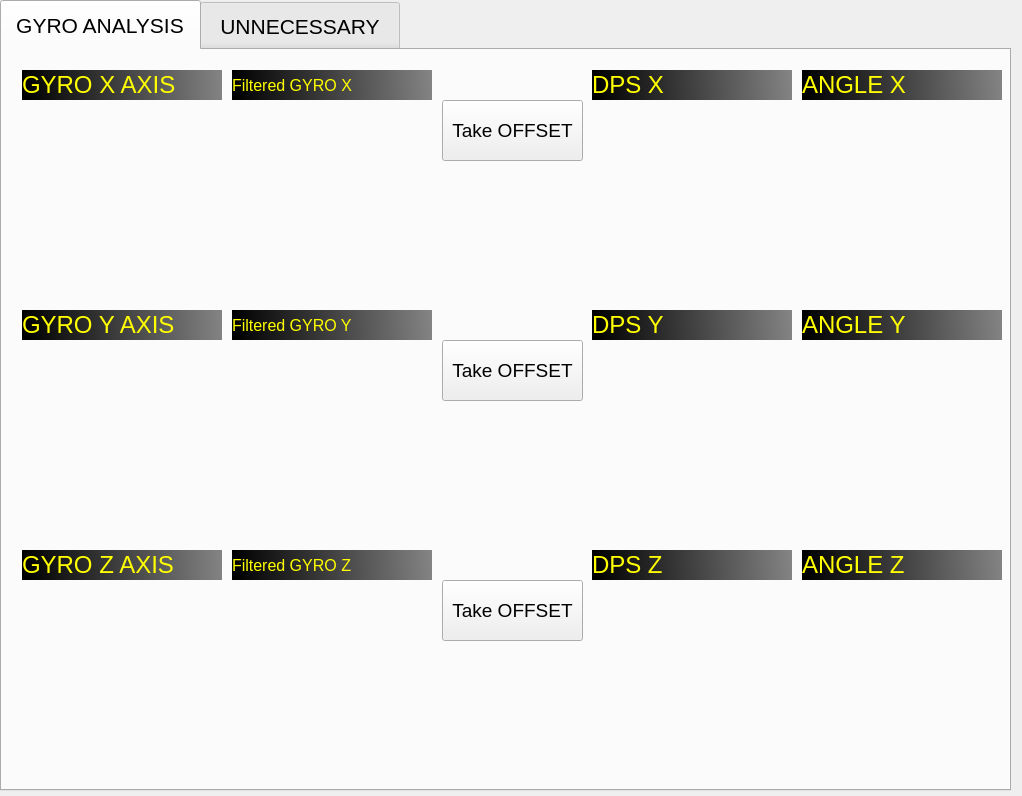
First picture: the form in mainwindow.ui, repository ahmetcihan/GUI_gyro_observer, before the edit.
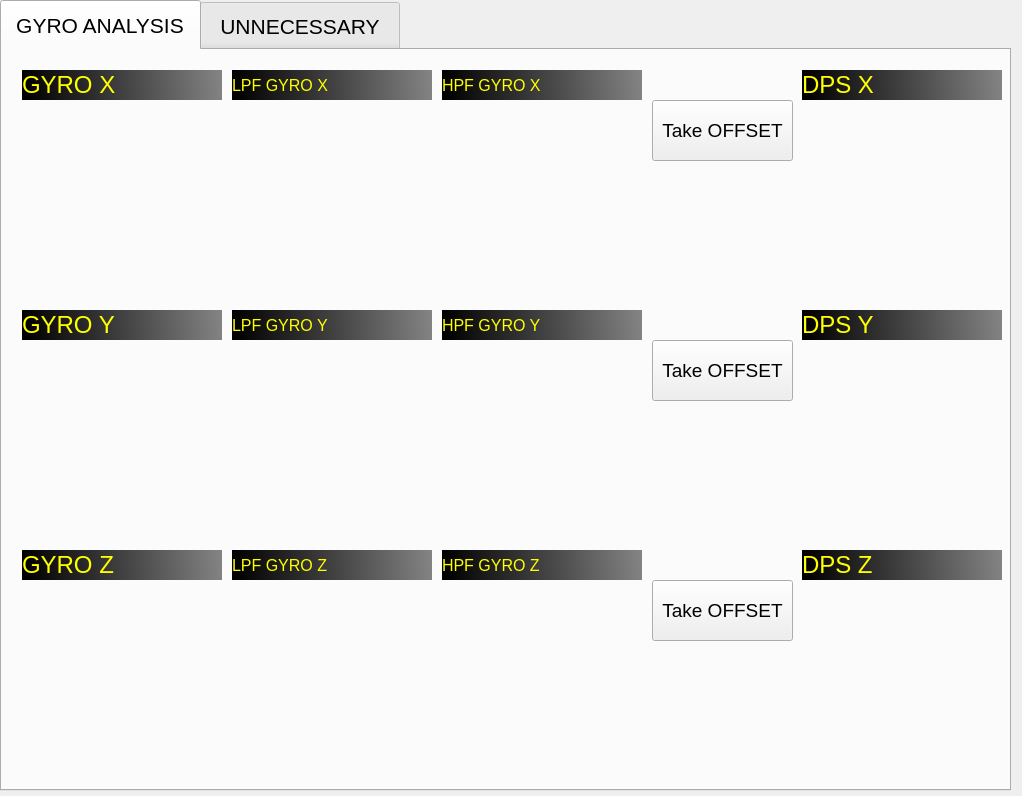
Second picture: the form after the edit.

The edit to the form file:
```diff
--- a/mainwindow.ui
+++ b/mainwindow.ui
@@ -74,7 +74,7 @@
      <widget class="QPushButton" name="pushButton_offset_gyro_z">
       <property name="geometry">
        <rect>
-        <x>440</x>
+        <x>650</x>
         <y>530</y>
         <width>141</width>
         <height>61</height>
@@ -108,7 +108,7 @@
 background-color: qlineargradient(spread:pad, x1:0, y1:0.0170455, x2:0.99, y2:0, stop:0 rgba(0, 0, 0, 255), stop:1 rgba(131, 131, 131, 255));</string>
       </property>
       <property name="text">
-       <string>GYRO Z AXIS</string>
+       <string>GYRO Z</string>
       </property>
       <property name="alignment">
        <set>Qt::AlignLeading|Qt::AlignLeft|Qt::AlignVCenter</set>
@@ -143,7 +143,7 @@
 background-color: qlineargradient(spread:pad, x1:0, y1:0.0170455, x2:0.99, y2:0, stop:0 rgba(0, 0, 0, 255), stop:1 rgba(131, 131, 131, 255));</string>
       </property>
       <property name="text">
-       <string>Filtered GYRO Z</string>
+       <string>LPF GYRO Z</string>
       </property>
       <property name="alignment">
        <set>Qt::AlignLeading|Qt::AlignLeft|Qt::AlignVCenter</set>
@@ -178,7 +178,7 @@
 background-color: qlineargradient(spread:pad, x1:0, y1:0.0170455, x2:0.99, y2:0, stop:0 rgba(0, 0, 0, 255), stop:1 rgba(131, 131, 131, 255));</string>
       </property>
       <property name="text">
-       <string>GYRO Y AXIS</string>
+       <string>GYRO Y</string>
       </property>
       <property name="alignment">
        <set>Qt::AlignLeading|Qt::AlignLeft|Qt::AlignVCenter</set>
@@ -203,7 +203,7 @@
 background-color: qlineargradient(spread:pad, x1:0, y1:0.0170455, x2:0.99, y2:0, stop:0 rgba(0, 0, 0, 255), stop:1 rgba(131, 131, 131, 255));</string>
       </property>
       <property name="text">
-       <string>GYRO X AXIS</string>
+       <string>GYRO X</string>
       </property>
       <property name="alignment">
        <set>Qt::AlignLeading|Qt::AlignLeft|Qt::AlignVCenter</set>
@@ -212,7 +212,7 @@
      <widget class="QPushButton" name="pushButton_offset_gyro_y">
       <property name="geometry">
        <rect>
-        <x>440</x>
+        <x>650</x>
         <y>290</y>
         <width>141</width>
         <height>61</height>
@@ -256,7 +256,7 @@
 background-color: qlineargradient(spread:pad, x1:0, y1:0.0170455, x2:0.99, y2:0, stop:0 rgba(0, 0, 0, 255), stop:1 rgba(131, 131, 131, 255));</string>
       </property>
       <property name="text">
-       <string>Filtered GYRO X</string>
+       <string>LPF GYRO X</string>
       </property>
       <property name="alignment">
        <set>Qt::AlignLeading|Qt::AlignLeft|Qt::AlignVCenter</set>
@@ -265,7 +265,7 @@
      <widget class="QPushButton" name="pushButton_offset_gyro_x">
       <property name="geometry">
        <rect>
-        <x>440</x>
+        <x>650</x>
         <y>50</y>
         <width>141</width>
         <height>61</height>
@@ -299,7 +299,7 @@
 background-color: qlineargradient(spread:pad, x1:0, y1:0.0170455, x2:0.99, y2:0, stop:0 rgba(0, 0, 0, 255), stop:1 rgba(131, 131, 131, 255));</string>
       </property>
       <property name="text">
-       <string>Filtered GYRO Y</string>
+       <string>LPF GYRO Y</string>
       </property>
       <property name="alignment">
        <set>Qt::AlignLeading|Qt::AlignLeft|Qt::AlignVCenter</set>
@@ -318,7 +318,7 @@
      <widget class="QWidget" name="plot_gyro_dps_z" native="true">
       <property name="geometry">
        <rect>
-        <x>590</x>
+        <x>800</x>
         <y>530</y>
         <width>200</width>
         <height>200</height>
@@ -328,7 +328,7 @@
      <widget class="QLabel" name="label_gyro_dps_y">
       <property name="geometry">
        <rect>
-        <x>590</x>
+        <x>800</x>
         <y>260</y>
         <width>200</width>
         <height>30</height>
@@ -353,7 +353,7 @@
      <widget class="QWidget" name="plot_gyro_dps_x" native="true">
       <property name="geometry">
        <rect>
-        <x>590</x>
+        <x>800</x>
         <y>50</y>
         <width>200</width>
         <height>200</height>
@@ -363,7 +363,7 @@
      <widget class="QWidget" name="plot_gyro_dps_y" native="true">
       <property name="geometry">
        <rect>
-        <x>590</x>
+        <x>800</x>
         <y>290</y>
         <width>200</width>
         <height>200</height>
@@ -373,7 +373,7 @@
      <widget class="QLabel" name="label_gyro_dps_x">
       <property name="geometry">
        <rect>
-        <x>590</x>
+        <x>800</x>
         <y>20</y>
         <width>200</width>
         <height>30</height>
@@ -398,7 +398,7 @@
      <widget class="QLabel" name="label_gyro_dps_z">
       <property name="geometry">
        <rect>
-        <x>590</x>
+        <x>800</x>
         <y>500</y>
         <width>200</width>
         <height>30</height>
@@ -420,20 +420,20 @@
        <set>Qt::AlignLeading|Qt::AlignLeft|Qt::AlignVCenter</set>
       </property>
      </widget>
-     <widget class="QWidget" name="plot_gyro_angle_y" native="true">
+     <widget class="QWidget" name="plot_hpf_gyro_z" native="true">
       <property name="geometry">
        <rect>
-        <x>800</x>
-        <y>290</y>
+        <x>440</x>
+        <y>530</y>
         <width>200</width>
         <height>200</height>
        </rect>
       </property>
      </widget>
-     <widget class="QLabel" name="label_gyro_angle_z">
+     <widget class="QLabel" name="label_hpf_gyro_z">
       <property name="geometry">
        <rect>
-        <x>800</x>
+        <x>440</x>
         <y>500</y>
         <width>200</width>
         <height>30</height>
@@ -441,7 +441,7 @@
       </property>
       <property name="font">
        <font>
-        <pointsize>18</pointsize>
+        <pointsize>12</pointsize>
        </font>
       </property>
       <property name="styleSheet">
@@ -449,26 +449,16 @@
 background-color: qlineargradient(spread:pad, x1:0, y1:0.0170455, x2:0.99, y2:0, stop:0 rgba(0, 0, 0, 255), stop:1 rgba(131, 131, 131, 255));</string>
       </property>
       <property name="text">
-       <string>ANGLE Z</string>
+       <string>HPF GYRO Z</string>
       </property>
       <property name="alignment">
        <set>Qt::AlignLeading|Qt::AlignLeft|Qt::AlignVCenter</set>
       </property>
      </widget>
-     <widget class="QWidget" name="plot_gyro_angle_x" native="true">
+     <widget class="QLabel" name="label_hpf_gyro_x">
       <property name="geometry">
        <rect>
-        <x>800</x>
-        <y>50</y>
-        <width>200</width>
-        <height>200</height>
-       </rect>
-      </property>
-     </widget>
-     <widget class="QLabel" name="label_gyro_angle_x">
-      <property name="geometry">
-       <rect>
-        <x>800</x>
+        <x>440</x>
         <y>20</y>
         <width>200</width>
         <height>30</height>
@@ -476,7 +466,7 @@
       </property>
       <property name="font">
        <font>
-        <pointsize>18</pointsize>
+        <pointsize>12</pointsize>
        </font>
       </property>
       <property name="styleSheet">
@@ -484,16 +474,26 @@
 background-color: qlineargradient(spread:pad, x1:0, y1:0.0170455, x2:0.99, y2:0, stop:0 rgba(0, 0, 0, 255), stop:1 rgba(131, 131, 131, 255));</string>
       </property>
       <property name="text">
-       <string>ANGLE X</string>
+       <string>HPF GYRO X</string>
       </property>
       <property name="alignment">
        <set>Qt::AlignLeading|Qt::AlignLeft|Qt::AlignVCenter</set>
       </property>
      </widget>
-     <widget class="QLabel" name="label_gyro_angle_y">
+     <widget class="QWidget" name="plot_hpf_gyro_y" native="true">
       <property name="geometry">
        <rect>
-        <x>800</x>
+        <x>440</x>
+        <y>290</y>
+        <width>200</width>
+        <height>200</height>
+       </rect>
+      </property>
+     </widget>
+     <widget class="QLabel" name="label_hpf_gyro_y">
+      <property name="geometry">
+       <rect>
+        <x>440</x>
         <y>260</y>
         <width>200</width>
         <height>30</height>
@@ -501,7 +501,7 @@
       </property>
       <property name="font">
        <font>
-        <pointsize>18</pointsize>
+        <pointsize>12</pointsize>
        </font>
       </property>
       <property name="styleSheet">
@@ -509,17 +509,17 @@
 background-color: qlineargradient(spread:pad, x1:0, y1:0.0170455, x2:0.99, y2:0, stop:0 rgba(0, 0, 0, 255), stop:1 rgba(131, 131, 131, 255));</string>
       </property>
       <property name="text">
-       <string>ANGLE Y</string>
+       <string>HPF GYRO Y</string>
       </property>
       <property name="alignment">
        <set>Qt::AlignLeading|Qt::AlignLeft|Qt::AlignVCenter</set>
       </property>
      </widget>
-     <widget class="QWidget" name="plot_gyro_angle_z" native="true">
+     <widget class="QWidget" name="plot_hpf_gyro_x" native="true">
       <property name="geometry">
        <rect>
-        <x>800</x>
-        <y>530</y>
+        <x>440</x>
+        <y>50</y>
         <width>200</width>
         <height>200</height>
        </rect>
@@ -740,6 +740,111 @@
        <set>Qt::AlignCenter</set>
       </property>
      </widget>
+     <widget class="QWidget" name="plot_gyro_angle_x" native="true">
+      <property name="geometry">
+       <rect>
+        <x>430</x>
+        <y>40</y>
+        <width>200</width>
+        <height>200</height>
+       </rect>
+      </property>
+     </widget>
+     <widget class="QLabel" name="label_gyro_angle_x">
+      <property name="geometry">
+       <rect>
+        <x>430</x>
+        <y>10</y>
+        <width>200</width>
+        <height>30</height>
+       </rect>
+      </property>
+      <property name="font">
+       <font>
+        <pointsize>18</pointsize>
+       </font>
+      </property>
+      <property name="styleSheet">
+       <string notr="true">color: rgb(255, 255, 0);
+background-color: qlineargradient(spread:pad, x1:0, y1:0.0170455, x2:0.99, y2:0, stop:0 rgba(0, 0, 0, 255), stop:1 rgba(131, 131, 131, 255));</string>
+      </property>
+      <property name="text">
+       <string>ANGLE X</string>
+      </property>
+      <property name="alignment">
+       <set>Qt::AlignLeading|Qt::AlignLeft|Qt::AlignVCenter</set>
+      </property>
+     </widget>
+     <widget class="QWidget" name="plot_gyro_angle_z" native="true">
+      <property name="geometry">
+       <rect>
+        <x>430</x>
+        <y>520</y>
+        <width>200</width>
+        <height>200</height>
+       </rect>
+      </property>
+     </widget>
+     <widget class="QLabel" name="label_gyro_angle_y">
+      <property name="geometry">
+       <rect>
+        <x>430</x>
+        <y>250</y>
+        <width>200</width>
+        <height>30</height>
+       </rect>
+      </property>
+      <property name="font">
+       <font>
+        <pointsize>18</pointsize>
+       </font>
+      </property>
+      <property name="styleSheet">
+       <string notr="true">color: rgb(255, 255, 0);
+background-color: qlineargradient(spread:pad, x1:0, y1:0.0170455, x2:0.99, y2:0, stop:0 rgba(0, 0, 0, 255), stop:1 rgba(131, 131, 131, 255));</string>
+      </property>
+      <property name="text">
+       <string>ANGLE Y</string>
+      </property>
+      <property name="alignment">
+       <set>Qt::AlignLeading|Qt::AlignLeft|Qt::AlignVCenter</set>
+      </property>
+     </widget>
+     <widget class="QLabel" name="label_gyro_angle_z">
+      <property name="geometry">
+       <rect>
+        <x>430</x>
+        <y>490</y>
+        <width>200</width>
+        <height>30</height>
+       </rect>
+      </property>
+      <property name="font">
+       <font>
+        <pointsize>18</pointsize>
+       </font>
+      </property>
+      <property name="styleSheet">
+       <string notr="true">color: rgb(255, 255, 0);
+background-color: qlineargradient(spread:pad, x1:0, y1:0.0170455, x2:0.99, y2:0, stop:0 rgba(0, 0, 0, 255), stop:1 rgba(131, 131, 131, 255));</string>
+      </property>
+      <property name="text">
+       <string>ANGLE Z</string>
+      </property>
+      <property name="alignment">
+       <set>Qt::AlignLeading|Qt::AlignLeft|Qt::AlignVCenter</set>
+      </property>
+     </widget>
+     <widget class="QWidget" name="plot_gyro_angle_y" native="true">
+      <property name="geometry">
+       <rect>
+        <x>430</x>
+        <y>280</y>
+        <width>200</width>
+        <height>200</height>
+       </rect>
+      </property>
+     </widget>
     </widget>
    </widget>
   </widget>
```
Left out of the diff: 12 changed lines with no effect on the pictures.
